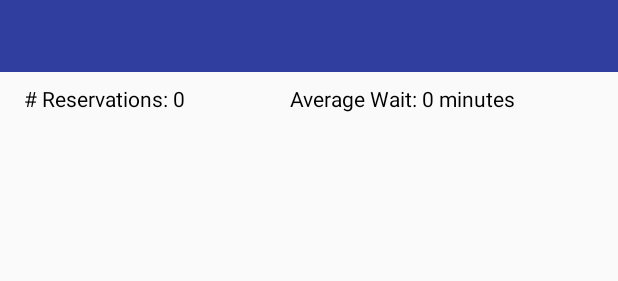
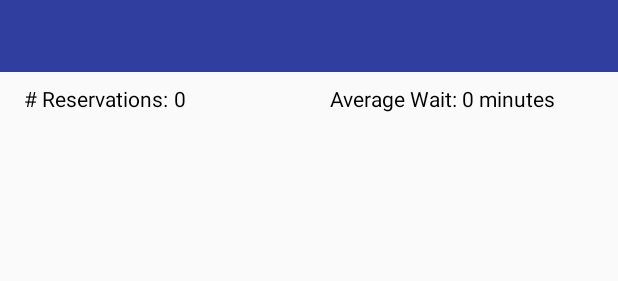
Before and after one commit to ArtemSharypov/EasyWait, an Android app: the layout activity_signed_in.xml on its own in the app's theme, with its tools: preview values and no code run, on a phone screen of 412 x 824 dp. Shown: the top 281 px of the screen. Run offline under Robolectric (Android 15) with nearby library versions, the phone set to English and light mode, and no system bars.

Commit message:
Authentication & functionality
-Added way to create an account, as well as log in
-Some initial parts of populating the listview with custom row
-Added way to navigate between screens/activity

```diff
--- a/app/build.gradle
+++ b/app/build.gradle
@@ -3,8 +3,6 @@ apply plugin: 'com.android.application'
 apply plugin: 'kotlin-android'
 
 apply plugin: 'kotlin-android-extensions'
-
-apply plugin: 'com.google.gms.google-services'
 
 android {
     compileSdkVersion 26
@@ -29,8 +27,11 @@ dependencies {
     implementation "org.jetbrains.kotlin:kotlin-stdlib-jre7:$kotlin_version"
     implementation 'com.android.support:appcompat-v7:26.1.0'
     implementation 'com.android.support.constraint:constraint-layout:1.0.2'
+    implementation 'com.google.firebase:firebase-auth:11.0.4'
     testImplementation 'junit:junit:4.12'
     androidTestImplementation 'com.android.support.test:runner:1.0.1'
     androidTestImplementation 'com.android.support.test.espresso:espresso-core:3.0.1'
     implementation 'com.android.support:design:26.1.0'
 }
+
+apply plugin: 'com.google.gms.google-services'
--- a/app/src/main/AndroidManifest.xml
+++ b/app/src/main/AndroidManifest.xml
@@ -16,8 +16,9 @@
                 <category android:name="android.intent.category.LAUNCHER" />
             </intent-filter>
         </activity>
-        <activity android:name=".signup" />
-        <activity android:name=".signedin"></activity>
+        <activity android:name=".SignUpActivity" />
+        <activity android:name=".signedin" />
+        <activity android:name=".SignedInActivity"></activity>
     </application>
 
 </manifest>
--- a/app/src/main/java/com/artem/easywait/signedin.kt
+++ /dev/null
@@ -1,12 +0,0 @@
-package com.artem.easywait
-
-import android.support.v7.app.AppCompatActivity
-import android.os.Bundle
-
-class signedin : AppCompatActivity() {
-
-    override fun onCreate(savedInstanceState: Bundle?) {
-        super.onCreate(savedInstanceState)
-        setContentView(R.layout.activity_signedin)
-    }
-}
--- a/app/src/main/res/layout/activity_signedin.xml
+++ b/app/src/main/res/layout/activity_signed_in.xml
@@ -54,27 +54,27 @@ android:id="@+id/drawer">
             app:layout_constraintEnd_toEndOf="parent" />
 
         <TextView
-            android:id="@+id/tv_num_reservations"
+            android:id="@+id/title_reservations"
             android:layout_width="wrap_content"
             android:layout_height="wrap_content"
             android:layout_marginStart="16dp"
             android:layout_marginTop="8dp"
-            android:text="# Reservations: 0"
+            android:text="# Reservations: "
             android:textSize="14sp"
             app:layout_constraintStart_toStartOf="parent"
             app:layout_constraintTop_toBottomOf="@+id/toolbar" />
 
         <TextView
-            android:id="@+id/tv_avg_wait"
+            android:id="@+id/title_avg_wait"
             android:layout_width="wrap_content"
             android:layout_height="wrap_content"
             android:layout_marginEnd="8dp"
             android:layout_marginStart="8dp"
             android:layout_marginTop="8dp"
-            android:text="Average Wait: 0 minutes"
+            android:text="Average Wait: "
             android:textSize="14sp"
             app:layout_constraintEnd_toEndOf="parent"
-            app:layout_constraintStart_toEndOf="@+id/tv_num_reservations"
+            app:layout_constraintStart_toEndOf="@+id/title_reservations"
             app:layout_constraintTop_toBottomOf="@+id/toolbar" />
 
         <ListView
@@ -89,7 +89,27 @@ android:id="@+id/drawer">
             app:layout_constraintEnd_toEndOf="parent"
             app:layout_constraintHorizontal_bias="0.0"
             app:layout_constraintStart_toStartOf="parent"
-            app:layout_constraintTop_toBottomOf="@+id/tv_num_reservations" />
+            app:layout_constraintTop_toBottomOf="@+id/title_reservations" />
+
+        <TextView
+            android:id="@+id/tv_num_reservations"
+            android:layout_width="wrap_content"
+            android:layout_height="wrap_content"
+            android:layout_marginTop="8dp"
+            android:text="0"
+            android:textSize="14sp"
+            app:layout_constraintStart_toEndOf="@+id/title_reservations"
+            app:layout_constraintTop_toBottomOf="@+id/toolbar" />
+
+        <TextView
+            android:id="@+id/tv_avg_wait"
+            android:layout_width="wrap_content"
+            android:layout_height="wrap_content"
+            android:layout_marginTop="8dp"
+            android:text="0 minutes"
+            android:textSize="14sp"
+            app:layout_constraintStart_toEndOf="@+id/title_avg_wait"
+            app:layout_constraintTop_toBottomOf="@+id/toolbar" />
 
     </android.support.constraint.ConstraintLayout>
 
--- a/app/src/main/res/layout/listview_row_reservation.xml
+++ b/app/src/main/res/layout/listview_row_reservation.xml
@@ -28,7 +28,7 @@
         app:layout_constraintTop_toTopOf="parent" />
 
     <TextView
-        android:id="@+id/tv_size"
+        android:id="@+id/tv_num_people"
         android:layout_width="0dp"
         android:layout_height="wrap_content"
         android:layout_marginEnd="20dp"
@@ -39,7 +39,7 @@
         app:layout_constraintTop_toTopOf="parent" />
 
     <TextView
-        android:id="@+id/tv_waittime"
+        android:id="@+id/tv_wait_time"
         android:layout_width="0dp"
         android:layout_height="wrap_content"
         android:layout_marginStart="16dp"
```
Also changed, not shown: app/src/main/java/com/artem/easywait/ListViewAdapter.kt (added, +69 -0 lines), app/src/main/java/com/artem/easywait/LoginActivity.kt (+39 -0 lines), app/src/main/java/com/artem/easywait/Reservation.kt (added, +16 -0 lines), app/src/main/java/com/artem/easywait/SignUpActivity.kt (added, +46 -0 lines), app/src/main/java/com/artem/easywait/SignedInActivity.kt (added, +62 -0 lines), app/src/main/java/com/artem/easywait/signup.kt (deleted, +0 -12 lines), app/src/main/res/layout/activity_login.xml (+5 -5 lines), app/src/main/res/layout/activity_sign_up.xml (renamed from app/src/main/res/layout/activity_signup.xml, +6 -6 lines), 1 other file.
